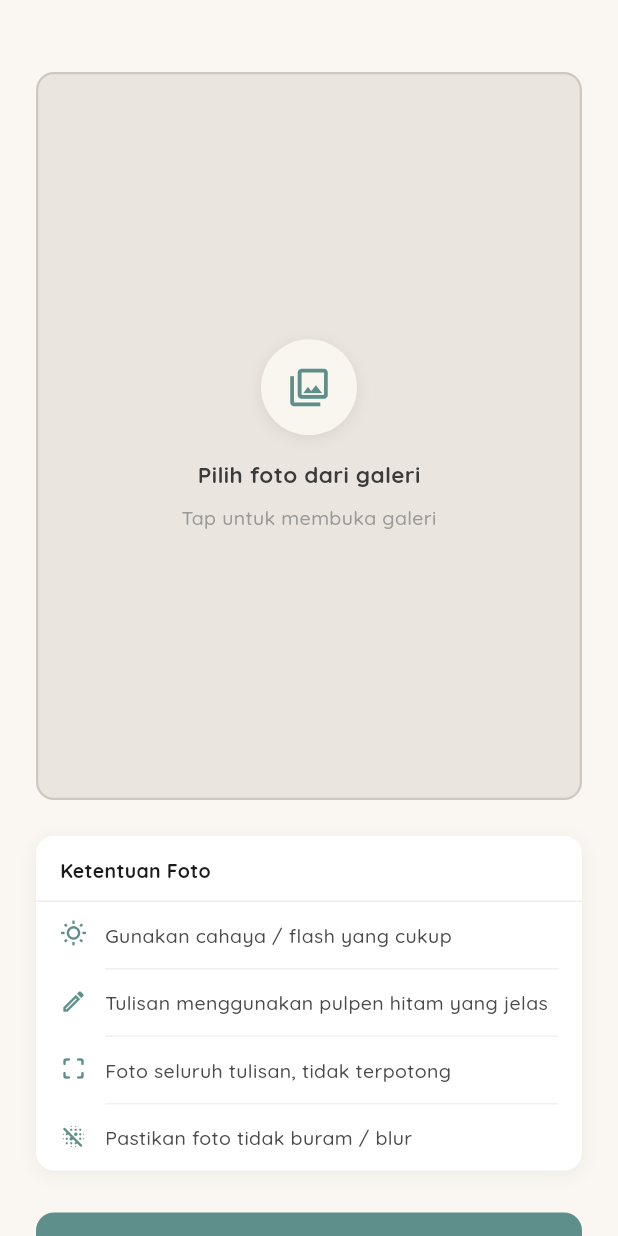
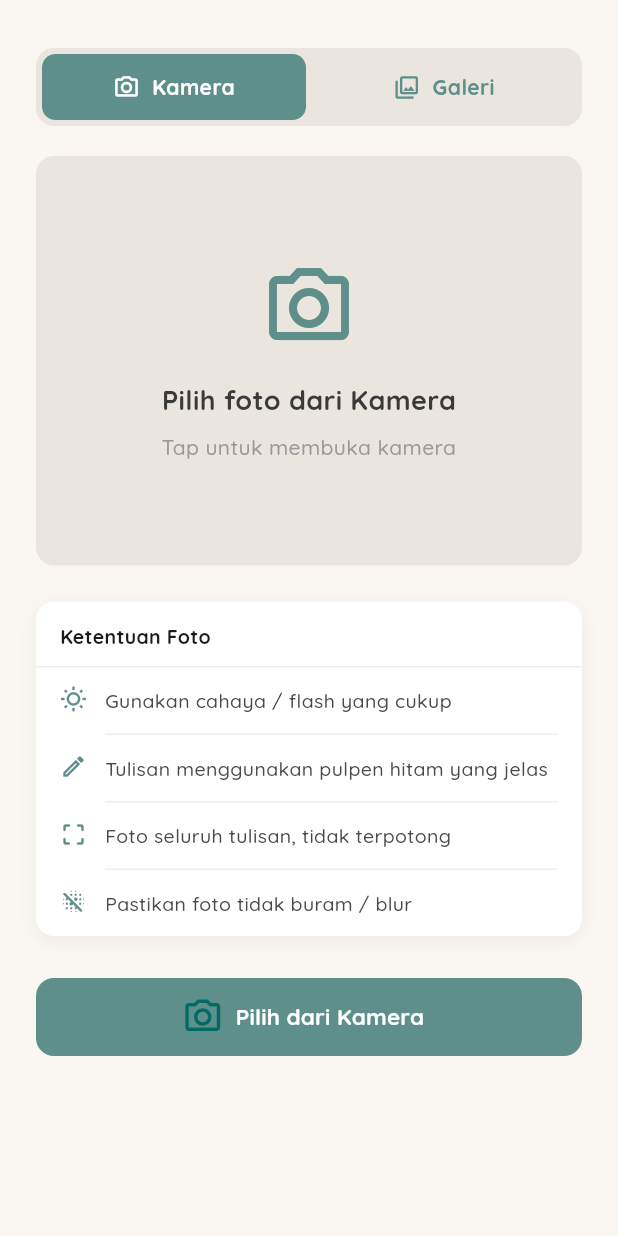
Before and after one commit to xzael24/KawanTumbuh, a Flutter app: the CameraCaptureScreen screen opened by its route, on a phone screen of 412 x 824 dp. Run offline on Flutter 3.47's test engine with Material 3 defaults, Android fonts, the phone set to English and light mode, and no system bars; our stand-ins replace google_fonts, image_picker.

Commit message:
feat(mobile): add camera/gallery source toggle on upload screen

```diff
--- a/apps/mobile/kawan_tumbuh/lib/screens/camera_capture_screen.dart
+++ b/apps/mobile/kawan_tumbuh/lib/screens/camera_capture_screen.dart
@@ -4,8 +4,8 @@ import 'package:google_fonts/google_fonts.dart';
 import 'package:image_picker/image_picker.dart';
 
 // ─────────────────────────────────────────────────────────────
-// Camera Capture Screen — Upload dari Galeri
-// Pengguna memilih foto tulisan dari galeri HP.
+// Camera Capture Screen — Upload Dari Kamera Atau Galeri
+// Pengguna memilih foto tulisan dari galeri HP atau buka kamera.
 // ─────────────────────────────────────────────────────────────
 class CameraCaptureScreen extends StatefulWidget {
   const CameraCaptureScreen({super.key});
@@ -17,6 +17,70 @@ class CameraCaptureScreen extends StatefulWidget {
 class _CameraCaptureScreenState extends State<CameraCaptureScreen> {
   String? _selectedPath;
   bool _isPicking = false;
+  bool _isUsingCamera = true; // ← default pakai kamera
+
+  // Fungsi toggle source (dikelola di parent state)
+  void _toggleSource() {
+    setState(() {
+      _isUsingCamera = !_isUsingCamera;
+    });
+  }
+
+  Future<void> _pickFromCamera() async {
+    if (_isPicking) return;
+    setState(() => _isPicking = true);
+
+    try {
+      final picker = ImagePicker();
+      final XFile? picked = await picker.pickImage(
+        source: ImageSource.camera,
+        imageQuality: 95,
+      );
+
+      if (!mounted) return;
+
+      if (picked != null) {
+        setState(() => _selectedPath = picked.path);
+      }
+    } catch (e) {
+      // Jika user deny ijin kamera, fallback ke gallery
+      if (!mounted) return;
+      if (e.toString().toLowerCase().contains('camera') ||
+          e.toString().toLowerCase().contains('permission')) {
+        // Tampil pesan singkat lalu pakai gallery
+        ScaffoldMessenger.of(context).showSnackBar(
+          SnackBar(
+            content: Text(
+              'Kamera tidak diizinkan, menggunakan galeri.',
+              style: GoogleFonts.quicksand(color: Colors.white),
+            ),
+            backgroundColor: Colors.orangeAccent,
+            behavior: SnackBarBehavior.floating,
+            shape: RoundedRectangleBorder(
+                borderRadius: BorderRadius.circular(12)),
+          ),
+        );
+        // Auto fallback ke gallery
+        _toggleSource();
+        await _pickFromGallery();
+      } else {
+        ScaffoldMessenger.of(context).showSnackBar(
+          SnackBar(
+            content: Text(
+              'Gagal membuka kamera, coba lagi: $e',
+              style: GoogleFonts.quicksand(color: Colors.white),
+            ),
+            backgroundColor: Colors.redAccent,
+            behavior: SnackBarBehavior.floating,
+            shape: RoundedRectangleBorder(
+                borderRadius: BorderRadius.circular(12)),
+          ),
+        );
+      }
+    } finally {
+      if (mounted) setState(() => _isPicking = false);
+    }
+  }
 
   Future<void> _pickFromGallery() async {
     if (_isPicking) return;
@@ -72,12 +136,15 @@ class _CameraCaptureScreenState extends State<CameraCaptureScreen> {
           duration: const Duration(milliseconds: 250),
           child: _selectedPath == null
               ? _UploadView(
-                  key: const ValueKey('upload'),
+                  key: ValueKey('upload'),
                   isPicking: _isPicking,
-                  onPick: _pickFromGallery,
+                  isUsingCamera: _isUsingCamera,
+                  onPickCamera: _pickFromCamera,
+                  onPickGallery: _pickFromGallery,
+                  onToggleSource: _toggleSource,
                 )
               : _PreviewView(
-                  key: const ValueKey('preview'),
+                  key: ValueKey('preview'),
                   imagePath: _selectedPath!,
                   onRetake: _retake,
                   onUse: _usePicture,
@@ -89,96 +156,119 @@ class _CameraCaptureScreenState extends State<CameraCaptureScreen> {
 }
 
 // ─────────────────────────────────────────────────────────────
-// View: Pilih dari Galeri
+// View: Atau Camera, Atau Galeri
 // ─────────────────────────────────────────────────────────────
 class _UploadView extends StatelessWidget {
   const _UploadView({
     super.key,
     required this.isPicking,
-    required this.onPick,
+    required this.isUsingCamera,
+    required this.onPickCamera,
+    required this.onPickGallery,
+    required this.onToggleSource,
   });
 
   final bool isPicking;
-  final VoidCallback onPick;
+  final bool isUsingCamera;
+  final VoidCallback onPickCamera;
+  final VoidCallback onPickGallery;
+  final VoidCallback onToggleSource;
 
   @override
   Widget build(BuildContext context) {
     final double boxWidth = MediaQuery.of(context).size.width - 48;
+    String toggleLabel() => isUsingCamera ? 'Kamera' : 'Galeri';
 
     return SingleChildScrollView(
       child: Column(
         crossAxisAlignment: CrossAxisAlignment.center,
         children: [
-          const SizedBox(height: 48),
+          const SizedBox(height: 32),
+
+          // ── Toggle Kamera / Galeri ───────────────────────────
+          Padding(
+            padding: const EdgeInsets.symmetric(horizontal: 24),
+            child: Container(
+              padding: const EdgeInsets.all(4),
+              decoration: BoxDecoration(
+                color: const Color(0xFFEAE6DF),
+                borderRadius: BorderRadius.circular(12),
+              ),
+              child: Row(
+                children: [
+                  Expanded(
+                    child: _SourceButton(
+                      label: 'Kamera',
+                      icon: Icons.camera_alt_outlined,
+                      selected: isUsingCamera,
+                      onTap: isPicking || isUsingCamera ? null : onToggleSource,
+                    ),
+                  ),
+                  const SizedBox(width: 4),
+                  Expanded(
+                    child: _SourceButton(
+                      label: 'Galeri',
+                      icon: Icons.photo_library_outlined,
+                      selected: !isUsingCamera,
+                      onTap: isPicking || !isUsingCamera ? null : onToggleSource,
+                    ),
+                  ),
+                ],
+              ),
+            ),
+          ),
+
+          const SizedBox(height: 20),
 
           // ── Kotak upload ─────────────────────────────────────
           Padding(
             padding: const EdgeInsets.symmetric(horizontal: 24),
             child: GestureDetector(
-              onTap: isPicking ? null : onPick,
-              child: SizedBox(
+              onTap: isPicking
+                  ? null
+                  : isUsingCamera
+                      ? onPickCamera
+                      : onPickGallery,
+              child: Container(
                 width: boxWidth,
-                child: AspectRatio(
-                  aspectRatio: 3 / 4,
-                  child: Container(
+                height: boxWidth * 3 / 4,
                 decoration: BoxDecoration(
                   color: const Color(0xFFEAE6DF),
                   borderRadius: BorderRadius.circular(12),
-                      border: Border.all(
-                        color: const Color(0xFFCDC8C0),
-                        width: 1.5,
-                        strokeAlign: BorderSide.strokeAlignInside,
-                      ),
                 ),
                 child: Column(
                   mainAxisAlignment: MainAxisAlignment.center,
                   children: [
-                        Container(
-                          width: 64,
-                          height: 64,
-                          decoration: BoxDecoration(
-                            color: const Color(0xFFF9F6F0),
-                            shape: BoxShape.circle,
-                            boxShadow: [
-                              BoxShadow(
-                                color: Colors.black.withValues(alpha: 0.08),
-                                blurRadius: 8,
-                                offset: const Offset(0, 2),
-                              ),
-                            ],
-                          ),
-                          child: const Icon(
-                            Icons.photo_library_outlined,
-                            size: 30,
+                    Icon(
+                      isUsingCamera
+                          ? Icons.camera_alt_outlined
+                          : Icons.photo_library_outlined,
+                      size: 64,
                       color: Color(0xFF5F8F8A),
-                          ),
                     ),
                     const SizedBox(height: 16),
                     Text(
-                          'Pilih foto dari galeri',
+                      'Pilih foto dari ${toggleLabel()}',
                       style: GoogleFonts.quicksand(
-                            fontSize: 15,
+                        fontSize: 18,
                         fontWeight: FontWeight.w700,
                         color: const Color(0xFF3A3A3A),
                       ),
                     ),
                     const SizedBox(height: 8),
-                        Padding(
-                          padding: const EdgeInsets.symmetric(horizontal: 24),
-                          child: Text(
-                            'Tap untuk membuka galeri',
+                    Text(
+                      isUsingCamera
+                          ? 'Tap untuk membuka kamera'
+                          : 'Tap untuk membuka galeri',
                       textAlign: TextAlign.center,
                       style: GoogleFonts.quicksand(
-                              fontSize: 13,
+                        fontSize: 14,
                         fontWeight: FontWeight.w500,
                         color: const Color(0xFF9A9A9A),
                         height: 1.5,
                       ),
                     ),
-                        ),
                   ],
-                    ),
-                  ),
                 ),
               ),
             ),
@@ -201,7 +291,11 @@ class _UploadView extends StatelessWidget {
               width: double.infinity,
               height: 52,
               child: ElevatedButton.icon(
-                onPressed: isPicking ? null : onPick,
+                onPressed: isPicking
+                    ? null
+                    : isUsingCamera
+                        ? onPickCamera
+                        : onPickGallery,
                 icon: isPicking
                     ? const SizedBox(
                         width: 18,
@@ -209,9 +303,17 @@ class _UploadView extends StatelessWidget {
                         child: CircularProgressIndicator(
                             color: Colors.white, strokeWidth: 2),
                       )
-                    : const Icon(Icons.photo_library_outlined, size: 20),
+                    : Icon(
+                        isUsingCamera
+                            ? Icons.camera_alt_outlined
+                            : Icons.photo_library_outlined,
+                        size: 28),
                 label: Text(
-                  isPicking ? 'Membuka galeri...' : 'Pilih Foto dari Galeri',
+                  isPicking
+                      ? 'Membuka galeri...'
+                      : isUsingCamera
+                          ? 'Pilih dari Kamera'
+                          : 'Pilih dari Galeri',
                   style: GoogleFonts.quicksand(
                     fontSize: 15,
                     fontWeight: FontWeight.w700,
@@ -457,6 +559,54 @@ class _KetentuanCard extends StatelessWidget {
   }
 }
 
+class _SourceButton extends StatelessWidget {
+  const _SourceButton({
+    required this.label,
+    required this.icon,
+    required this.selected,
+    required this.onTap,
+  });
+
+  final String label;
+  final IconData icon;
+  final bool selected;
+  final VoidCallback? onTap;
+
+  @override
+  Widget build(BuildContext context) {
+    return GestureDetector(
+      onTap: onTap,
+      child: AnimatedContainer(
+        duration: const Duration(milliseconds: 150),
+        height: 44,
+        decoration: BoxDecoration(
+          color: selected ? const Color(0xFF5F8F8A) : Colors.transparent,
+          borderRadius: BorderRadius.circular(9),
+        ),
+        child: Row(
+          mainAxisAlignment: MainAxisAlignment.center,
+          children: [
+            Icon(
+              icon,
+              size: 18,
+              color: selected ? Colors.white : const Color(0xFF5F8F8A),
+            ),
+            const SizedBox(width: 8),
+            Text(
+              label,
+              style: GoogleFonts.quicksand(
+                fontSize: 14,
+                fontWeight: FontWeight.w700,
+                color: selected ? Colors.white : const Color(0xFF5F8F8A),
+              ),
+            ),
+          ],
+        ),
+      ),
+    );
+  }
+}
+
 class _KetentuanItem {
   final IconData icon;
   final String label;
```
Lines whose indentation alone changed are shown as unchanged.
